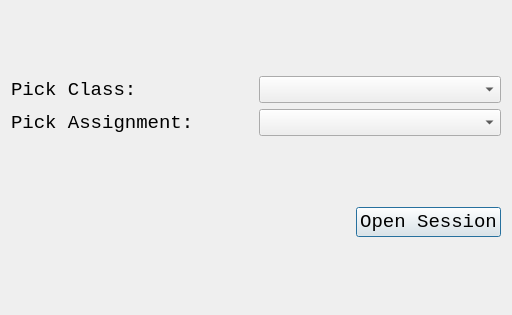
Before: the Qt Designer form GAUI/setupsessiondialog.ui in ezfe/grading-assistant-cs205, drawn with Qt 5.
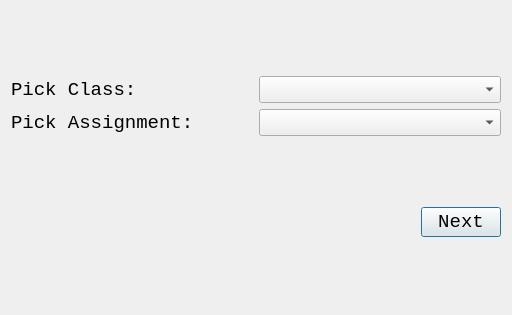
After: the same form once the commit is applied.

The edit to the form file:
```diff
--- a/GAUI/setupsessiondialog.ui
+++ b/GAUI/setupsessiondialog.ui
@@ -81,7 +81,7 @@
       </font>
      </property>
      <property name="text">
-      <string>Open Session</string>
+      <string>Next</string>
      </property>
     </widget>
    </item>
```
Left out of the diff: 5 changed lines with no effect on the pictures.
